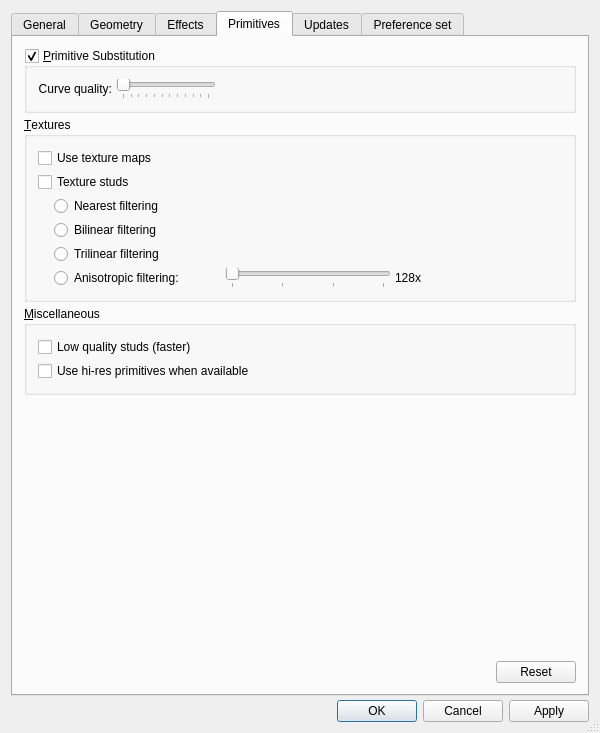
tcobbs/ldview, file QT/PreferencesPanel.ui: the form before one commit.
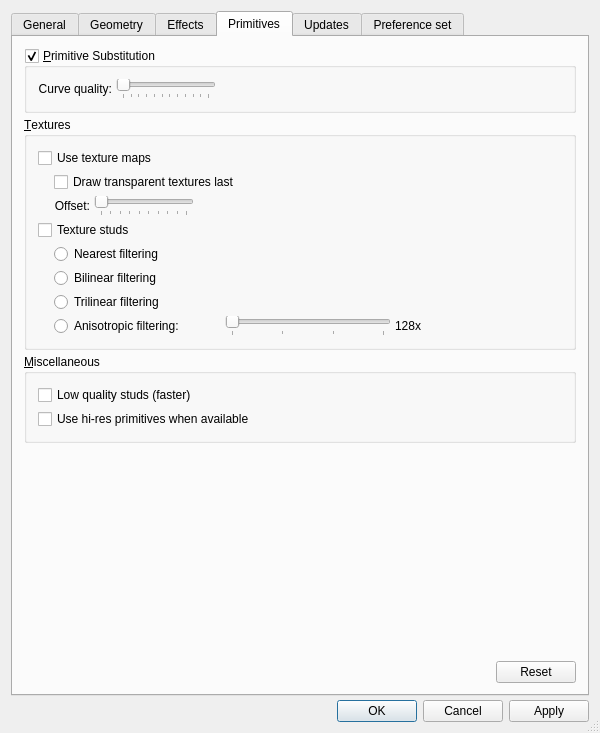
The form after the commit. The open tabs and pages were chosen to show the change. Icons and pictures are not drawn.

Commit message: Qt: UI to control new texture settings

Diff of the .ui file:
```diff
--- a/QT/PreferencesPanel.ui
+++ b/QT/PreferencesPanel.ui
@@ -2307,6 +2307,137 @@
                 </property>
                </widget>
               </item>
+              <item>
+               <layout class="QHBoxLayout">
+                <property name="spacing">
+                 <number>0</number>
+                </property>
+                <property name="margin">
+                 <number>0</number>
+                </property>
+                <item>
+                 <spacer name="spacer_drawtransparent">
+                  <property name="orientation">
+                   <enum>Qt::Horizontal</enum>
+                  </property>
+                  <property name="sizeType">
+                   <enum>QSizePolicy::Fixed</enum>
+                  </property>
+                  <property name="sizeHint" stdset="0">
+                   <size>
+                    <width>16</width>
+                    <height>20</height>
+                   </size>
+                  </property>
+                 </spacer>
+                </item>
+                <item>
+                <layout class="QVBoxLayout">
+                 <property name="spacing">
+                  <number>4</number>
+                 </property>
+                 <property name="margin">
+                  <number>0</number>
+                 </property>
+                 <item>
+                  <widget class="QCheckBox" name="drawTransparentTexturesLastButton">
+                   <property name="text">
+                    <string>Draw transparent textures last</string>
+                   </property>
+                  </widget>
+                 </item>
+                 <item>
+                 <layout class="QHBoxLayout">
+                  <property name="spacing">
+                   <number>4</number>
+                  </property>
+                  <property name="margin">
+                   <number>0</number>
+                  </property>
+                  <item>
+                   <widget class="QLabel" name="transparentTextureOffsetLabel">
+                    <property name="enabled">
+                     <bool>true</bool>
+                    </property>
+                    <property name="frameShadow">
+                     <enum>QFrame::Plain</enum>
+                    </property>
+                    <property name="text">
+                     <string>Offset:</string>
+                    </property>
+                    <property name="textFormat">
+                     <enum>Qt::AutoText</enum>
+                    </property>
+                    <property name="scaledContents">
+                     <bool>false</bool>
+                    </property>
+                    <property name="alignment">
+                     <set>Qt::AlignRight|Qt::AlignTrailing|Qt::AlignVCenter</set>
+                    </property>
+                    <property name="wordWrap">
+                     <bool>false</bool>
+                    </property>
+                   </widget>
+                  </item>
+                  <item>
+                   <widget class="QSlider" name="transparentOffsetSlider">
+                    <property name="sizePolicy">
+                     <sizepolicy hsizetype="Expanding" vsizetype="Fixed">
+                      <horstretch>0</horstretch>
+                      <verstretch>0</verstretch>
+                     </sizepolicy>
+                    </property>
+                    <property name="minimumSize">
+                     <size>
+                      <width>75</width>
+                      <height>0</height>
+                     </size>
+                    </property>
+                    <property name="maximumSize">
+                     <size>
+                      <width>100</width>
+                      <height>32767</height>
+                     </size>
+                    </property>
+                    <property name="minimum">
+                     <number>10</number>
+                    </property>
+                    <property name="maximum">
+                     <number>100</number>
+                    </property>
+                    <property name="pageStep">
+                     <number>10</number>
+                    </property>
+                    <property name="orientation">
+                     <enum>Qt::Horizontal</enum>
+                    </property>
+                    <property name="tickPosition">
+                     <enum>QSlider::TicksBelow</enum>
+                    </property>
+                   </widget>
+                  </item>
+                  <item>
+                   <spacer name="Spacer_textureoffset">
+                    <property name="orientation">
+                     <enum>Qt::Horizontal</enum>
+                    </property>
+                    <property name="sizeType">
+                     <enum>QSizePolicy::Expanding</enum>
+                    </property>
+                    <property name="sizeHint" stdset="0">
+                     <size>
+                      <width>20</width>
+                      <height>20</height>
+                     </size>
+                    </property>
+                   </spacer>
+                  </item>
+                 </layout>
+                 </item>
+                </layout>
+                </item>
+               </layout>
+              </item>
               <item>
                <widget class="QCheckBox" name="textureStudsButton">
                 <property name="text">
```
The commit also changes 2 other files.
